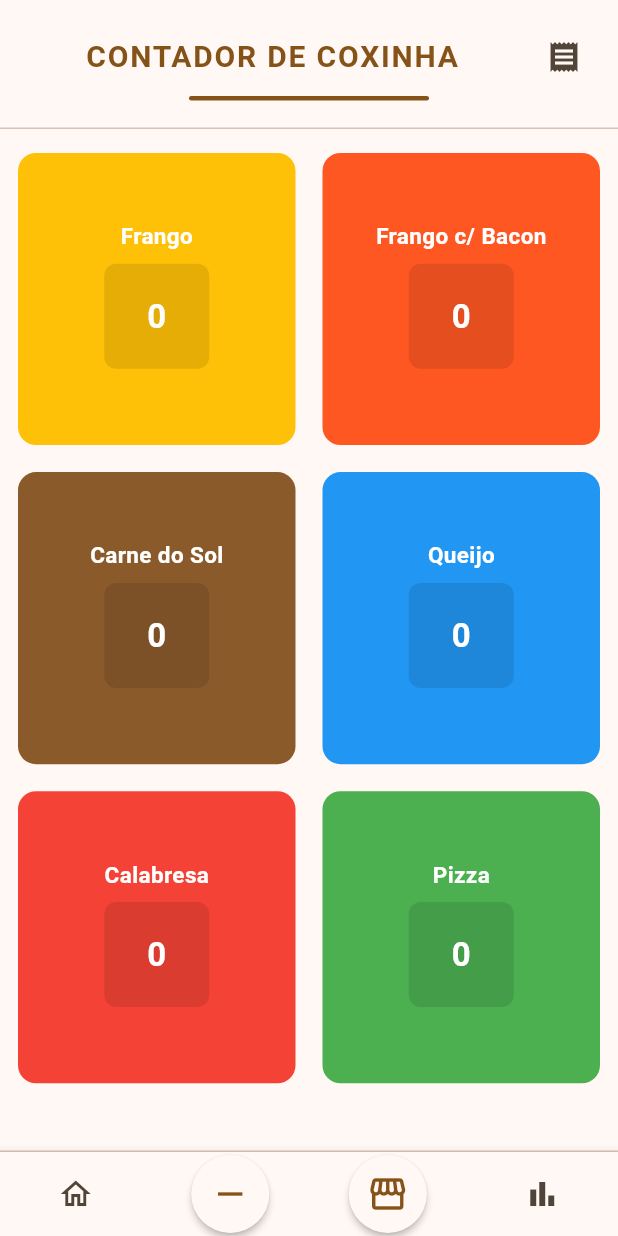
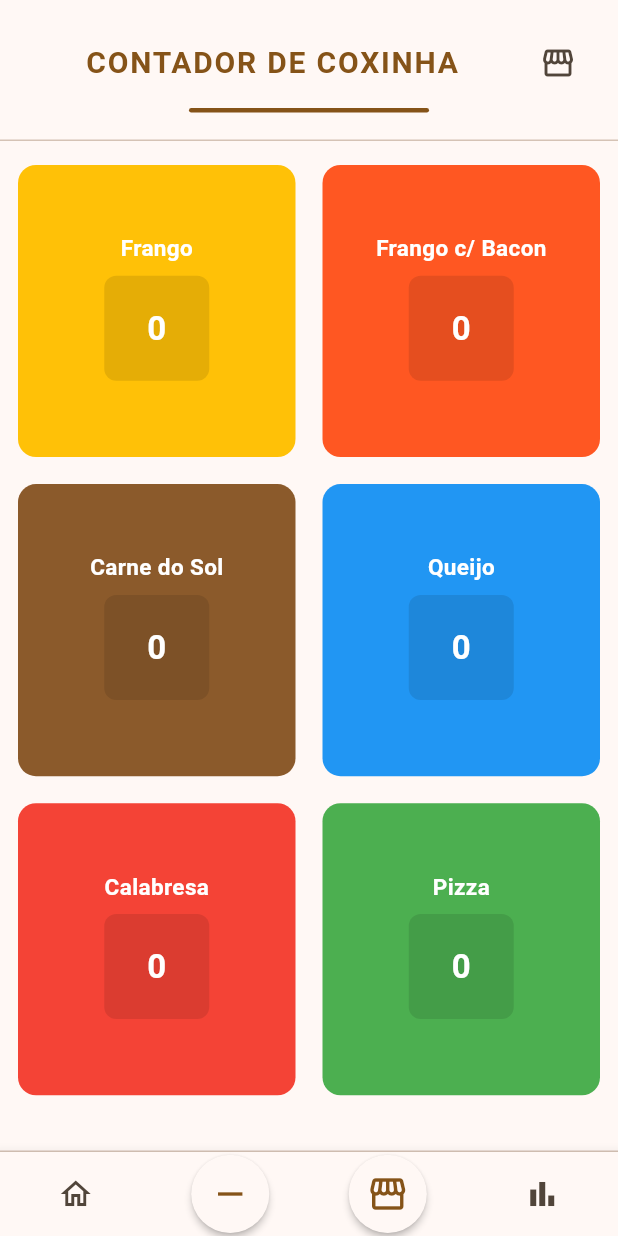
Before and after one commit to davicardoso5524/contador_app, a Flutter app: the screen it shows after launch, on a phone screen of 412 x 824 dp. Run offline on Flutter 3.47's test engine with Material 3 defaults, Android fonts, the phone set to English and light mode, and no system bars; our stand-ins replace pdf, share_plus, shared_preferences.

Commit message:
style(ui): remove rounded effect from apply sales button, match report button style

```diff
--- a/lib/widgets/app_header.dart
+++ b/lib/widgets/app_header.dart
@@ -35,19 +35,11 @@ class AppHeader extends StatelessWidget {
                 ),
                 // Botão para aplicar vendas (se callback fornecido)
                 if (onApplySales != null)
-                  Padding(
-                    padding: const EdgeInsets.only(left: 8),
-                    child: SizedBox(
-                      width: 40,
-                      height: 40,
-                      child: IconButton(
-                        icon: const Icon(Icons.receipt),
-                        tooltip: 'Aplicar Vendas ao Estoque',
-                        onPressed: onApplySales,
-                        padding: EdgeInsets.zero,
-                        constraints: const BoxConstraints(),
-                      ),
-                    ),
+                  IconButton(
+                    icon: const Icon(Icons.storefront),
+                    tooltip: 'Aplicar Vendas ao Estoque',
+                    onPressed: onApplySales,
+                    splashRadius: 24,
                   ),
               ],
             ),
```
